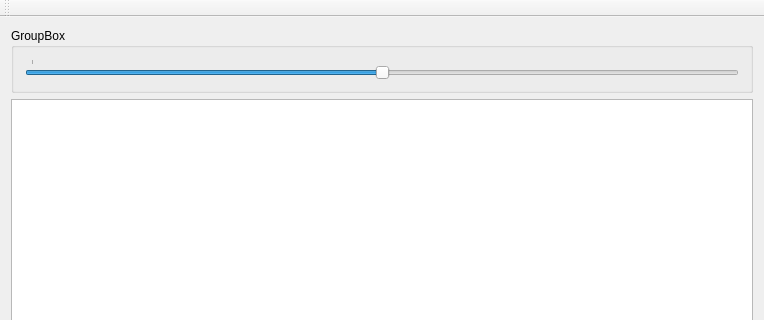
This is mainwindow.ui in sim82/Assetbrowser as Qt 5 draws it before an edit; both pictures show x 0 to 764 and y 0 to 320 of the 764 by 523 pixel window. The edited form follows.
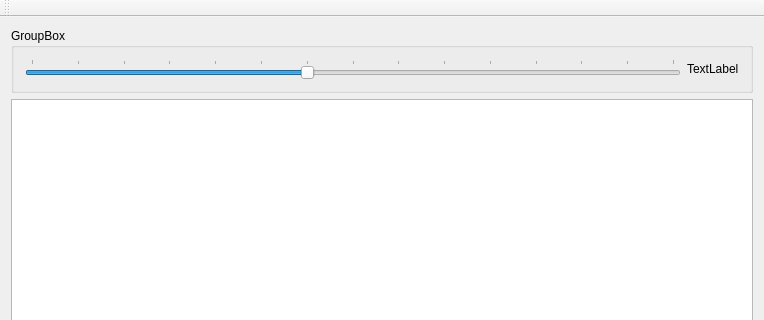
This is the edited form.

Patch:
```diff
--- a/mainwindow.ui
+++ b/mainwindow.ui
@@ -27,10 +27,10 @@
        <item>
         <widget class="QSlider" name="horizontalSlider">
          <property name="minimum">
-          <number>1</number>
+          <number>32</number>
          </property>
          <property name="maximum">
-          <number>15</number>
+          <number>256</number>
          </property>
          <property name="singleStep">
           <number>1</number>
@@ -39,7 +39,7 @@
           <number>4</number>
          </property>
          <property name="value">
-          <number>8</number>
+          <number>128</number>
          </property>
          <property name="orientation">
           <enum>Qt::Horizontal</enum>
@@ -55,6 +55,13 @@
          </property>
         </widget>
        </item>
+       <item>
+        <widget class="QLabel" name="label">
+         <property name="text">
+          <string>TextLabel</string>
+         </property>
+        </widget>
+       </item>
       </layout>
      </widget>
     </item>
```
Left out of the diff: 17 changed lines with no effect on the pictures.
